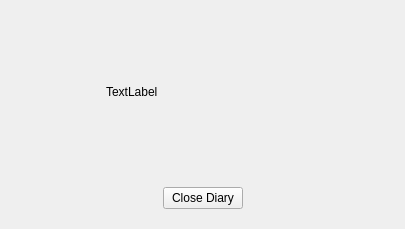
This is form/diary.ui in soda92/beijing_fushengji_rewrite as Qt 5 draws it before an edit. The edited form follows.
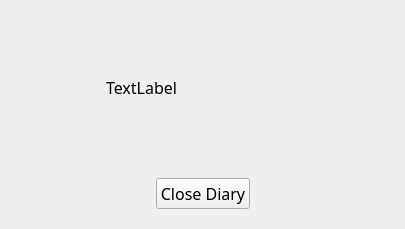
This is the edited form. Icons and pictures are not drawn.

```diff
--- a/form/diary.ui
+++ b/form/diary.ui
@@ -13,6 +13,11 @@
   <property name="windowTitle">
    <string>My days in Beijing</string>
   </property>
+  <property name="styleSheet">
+   <string notr="true">QLabel, QPushButton, QTextBrowser, QGroupBox, QTextEdit {
+                font: 12pt MiSans;
+            }</string>
+  </property>
   <layout class="QVBoxLayout" name="verticalLayout">
    <item>
     <widget class="QWidget" name="widget_3" native="true">
```
Left out of the diff: 19 changed lines with no effect on the pictures.
